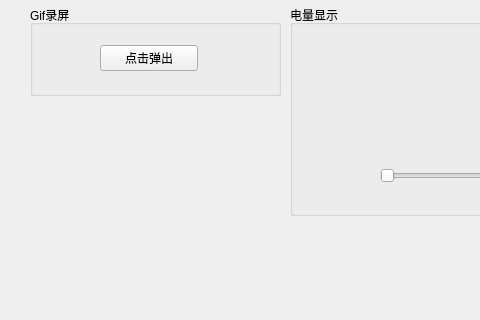
The window that mainwindow.ui (TURIING/QtDemo) describes before a commit, drawn with Qt 5; both pictures show x 0 to 480 and y 185 to 505 of the 1180 by 766 pixel window.
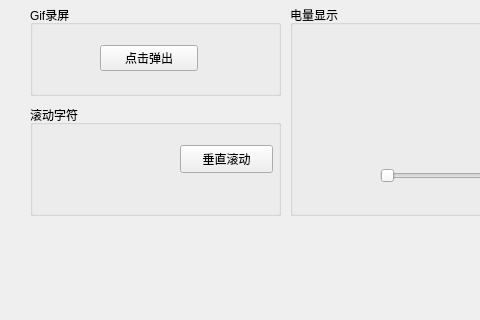
The same window after the commit. Custom widgets are drawn as their Qt base class.

Commit message: feat: 实现滚动文本控件

```diff
--- a/mainwindow.ui
+++ b/mainwindow.ui
@@ -179,6 +179,42 @@
      </property>
     </widget>
    </widget>
+   <widget class="QGroupBox" name="groupBox_5">
+    <property name="geometry">
+     <rect>
+      <x>30</x>
+      <y>290</y>
+      <width>251</width>
+      <height>111</height>
+     </rect>
+    </property>
+    <property name="title">
+     <string>滚动字符</string>
+    </property>
+    <widget class="ScrollText" name="widgetScrollText" native="true">
+     <property name="geometry">
+      <rect>
+       <x>10</x>
+       <y>30</y>
+       <width>131</width>
+       <height>51</height>
+      </rect>
+     </property>
+    </widget>
+    <widget class="QPushButton" name="btn_scrollText">
+     <property name="geometry">
+      <rect>
+       <x>150</x>
+       <y>40</y>
+       <width>93</width>
+       <height>28</height>
+      </rect>
+     </property>
+     <property name="text">
+      <string>垂直滚动</string>
+     </property>
+    </widget>
+   </widget>
   </widget>
   <widget class="QMenuBar" name="menubar">
    <property name="geometry">
@@ -211,6 +247,12 @@
    <header>Battery.h</header>
    <container>1</container>
   </customwidget>
+  <customwidget>
+   <class>ScrollText</class>
+   <extends>QWidget</extends>
+   <header>ScrollText.h</header>
+   <container>1</container>
+  </customwidget>
  </customwidgets>
  <resources/>
  <connections/>
```
The commit also changes 6 other files.
